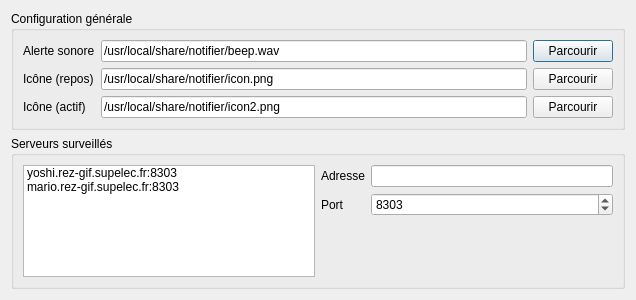
remram44/notifier, file ConfigDialog.ui: the form before one commit.
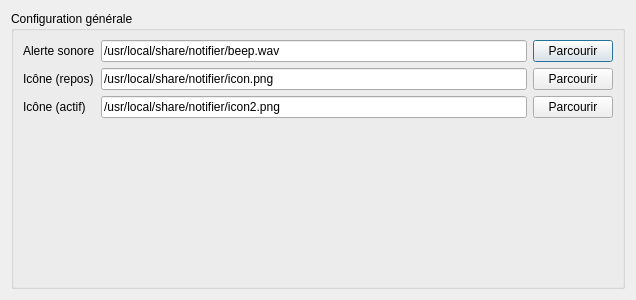
The form after the commit.

```diff
--- a/ConfigDialog.ui
+++ b/ConfigDialog.ui
@@ -107,74 +107,6 @@
      </layout>
     </widget>
    </item>
-   <item>
-    <widget class="QGroupBox" name="groupBox_2">
-     <property name="title">
-      <string>Serveurs surveillés</string>
-     </property>
-     <layout class="QHBoxLayout" name="horizontalLayout_4">
-      <item>
-       <widget class="QListWidget" name="listWidget">
-        <item>
-         <property name="text">
-          <string>yoshi.rez-gif.supelec.fr:8303</string>
-         </property>
-        </item>
-        <item>
-         <property name="text">
-          <string>mario.rez-gif.supelec.fr:8303</string>
-         </property>
-        </item>
-       </widget>
-      </item>
-      <item>
-       <widget class="QWidget" name="widget" native="true">
-        <layout class="QFormLayout" name="formLayout_2">
-         <property name="margin">
-          <number>0</number>
-         </property>
-         <item row="0" column="0">
-          <widget class="QLabel" name="label_4">
-           <property name="text">
-            <string>Adresse</string>
-           </property>
-           <property name="buddy">
-            <cstring>lineEdit_4</cstring>
-           </property>
-          </widget>
-         </item>
-         <item row="0" column="1">
-          <widget class="QLineEdit" name="lineEdit_4"/>
-         </item>
-         <item row="1" column="0">
-          <widget class="QLabel" name="label_5">
-           <property name="text">
-            <string>Port</string>
-           </property>
-           <property name="buddy">
-            <cstring>spinBox</cstring>
-           </property>
-          </widget>
-         </item>
-         <item row="1" column="1">
-          <widget class="QSpinBox" name="spinBox">
-           <property name="minimum">
-            <number>1</number>
-           </property>
-           <property name="maximum">
-            <number>65535</number>
-           </property>
-           <property name="value">
-            <number>8303</number>
-           </property>
-          </widget>
-         </item>
-        </layout>
-       </widget>
-      </item>
-     </layout>
-    </widget>
-   </item>
   </layout>
  </widget>
  <tabstops>
```
Left out of the diff: 2 changed lines with no effect on the pictures.
